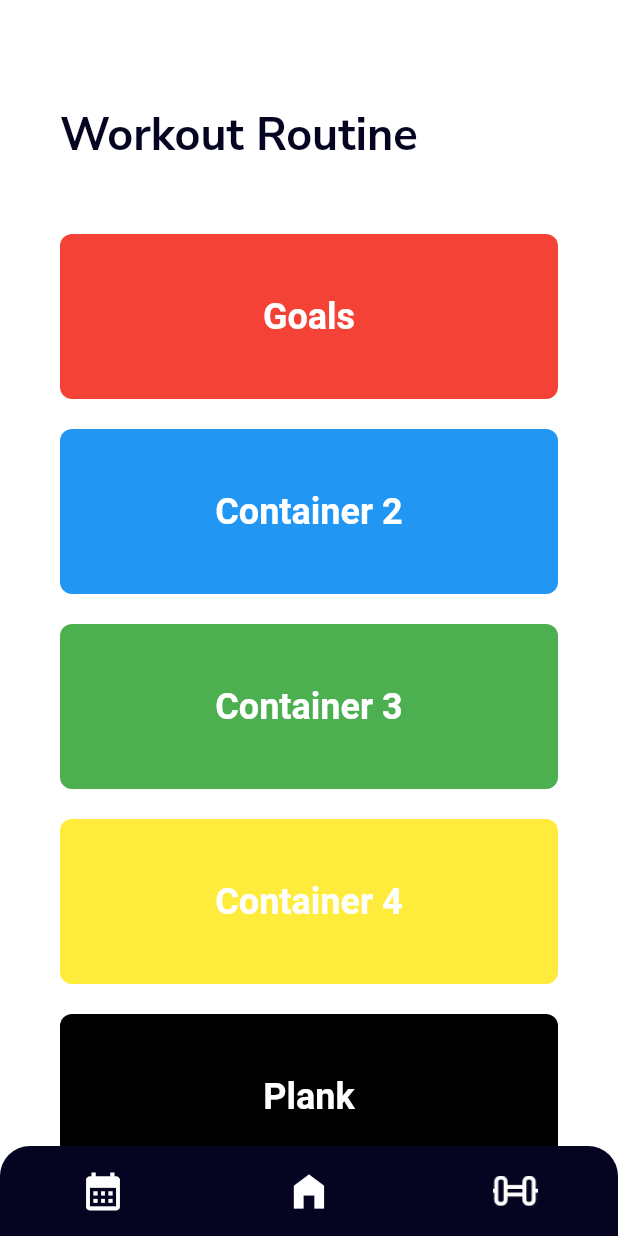
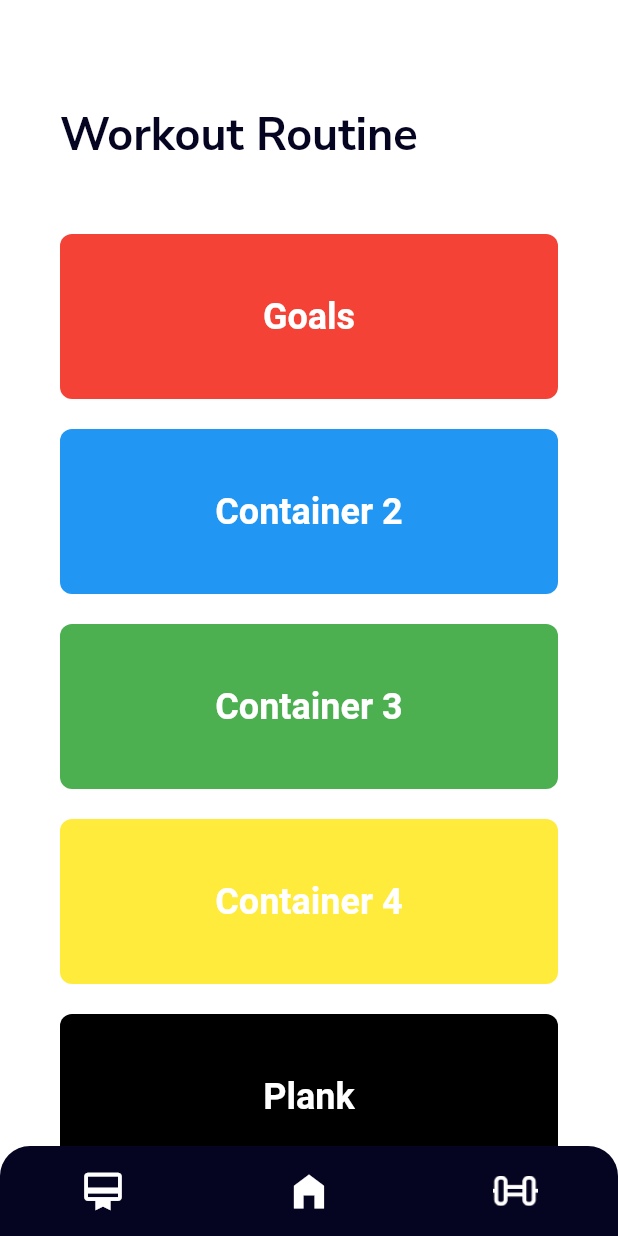
Before and after one commit to PMO-Kel7/Gymhouse, a Flutter app: the BtnNavBar screen opened directly, swiped to page 3, on a phone screen of 412 x 824 dp. Run offline on Flutter 3.47's test engine with Material 2 defaults, Android fonts, the phone set to English and light mode, and no system bars; our stand-ins replace cloud_firestore, firebase_auth, firebase_core, flick_video_player, flutter_svg, google_fonts and 3 more; accounts and stored records are empty; Roboto replaces fonts that are missing (Muli).

Commit message:
fix: appbar overflowed on homepage.dart
and change the membership icon on bottom navigation bar

```diff
--- a/gymhouse_project/lib/Components/HomePages/file_navigation.dart
+++ b/gymhouse_project/lib/Components/HomePages/file_navigation.dart
@@ -74,7 +74,7 @@ class _BottomNavBarState extends State<BtnNavBar> {
                         );
                       },
                       icon: Icon(
-                        Icons.calendar_month_sharp,
+                        Icons.card_membership,
                         size: 30,
                         color: Colors.white,
                       ),
```
Also changed, not shown: gymhouse_project/lib/Components/HomePages/homepage.dart (+6 -21 lines).
